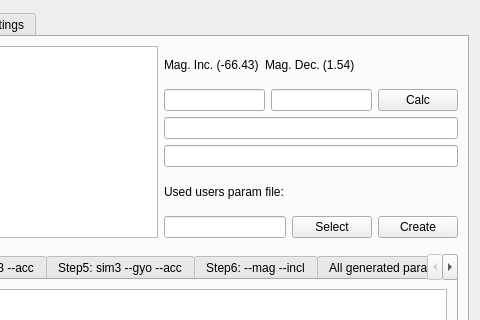
Qt form src/ui/qgcautoquad.ui (mpaperno/qgroundcontrol_aq) before a commit; both pictures show x 555 to 1035 and y 0 to 320 of the 1035 by 721 pixel window.
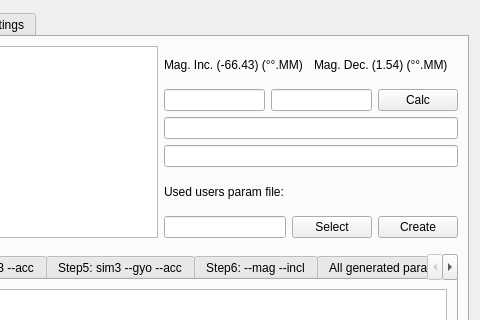
The same form after that commit. The open tabs and pages were chosen to show the change.

Diff of the .ui file:
```diff
--- a/src/ui/qgcautoquad.ui
+++ b/src/ui/qgcautoquad.ui
@@ -1090,21 +1090,14 @@
              <item>
               <widget class="QLabel" name="label_131">
                <property name="text">
-                <string>Mag. Inc. (-66.43)</string>
+                <string>Mag. Inc. (-66.43) (°°.MM)</string>
                </property>
               </widget>
              </item>
              <item>
               <widget class="QLabel" name="label_114">
                <property name="text">
-                <string>Mag. Dec. (1.54)</string>
-               </property>
-              </widget>
-             </item>
-             <item>
-              <widget class="QLabel" name="label_3">
-               <property name="text">
-                <string/>
+                <string>Mag. Dec. (1.54) (°°.MM)</string>
                </property>
               </widget>
              </item>
```
Left out of the diff: 18 changed lines with no effect on the pictures.
